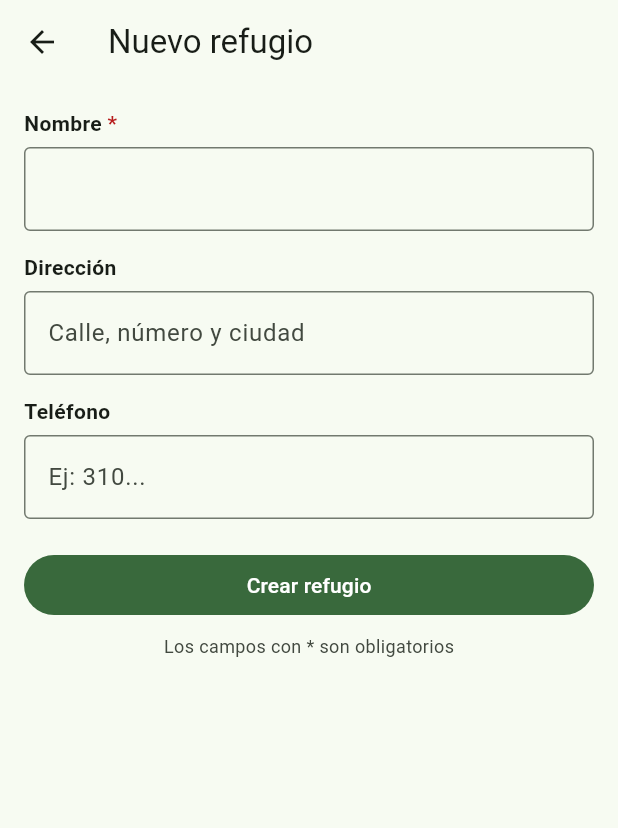
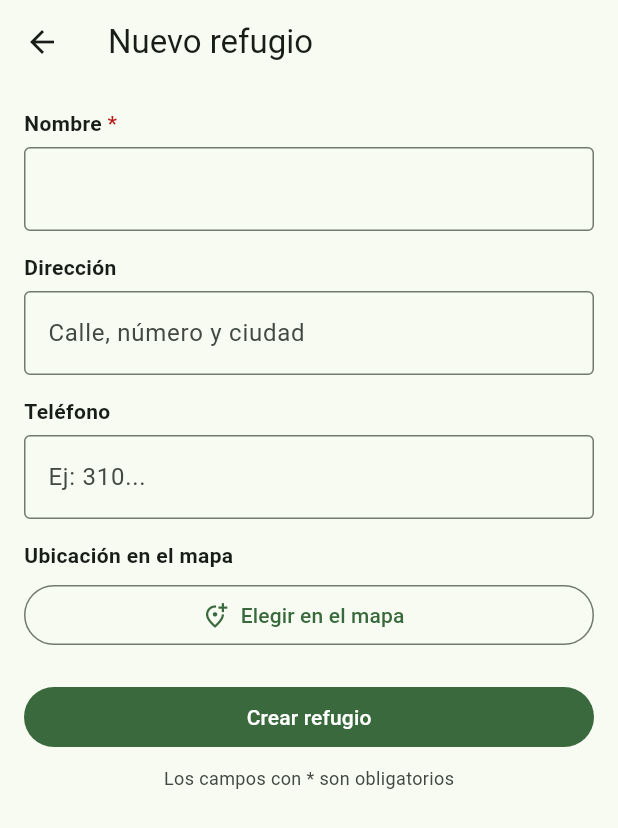
Before and after one commit to diegoandresmendoza2006/paws-shop-mobile, a Flutter app: the RefugioFormPage screen opened directly, on a phone screen of 412 x 824 dp. Shown: the top 828 px of the screen. Run offline on Flutter 3.47's test engine with Material 3 defaults, Android fonts, the phone set to English and light mode, and no system bars; our stand-ins replace flutter_bloc, flutter_map, image_picker, latlong2, shared_preferences; accounts and stored records are empty; network calls fail.

Commit message:
feat(ui): show shelter info in adoption flow and let admin pick shelter location on a map

```diff
--- a/lib/models/refugio.dart
+++ b/lib/models/refugio.dart
@@ -5,12 +5,28 @@ class Refugio {
   final String? direccion;
   final String? telefono;
 
-  const Refugio({required this.id, required this.nombre, this.direccion, this.telefono});
+  /// Punto elegido en el mapa por el administrador (puede no estar definido).
+  final double? latitud;
+  final double? longitud;
+
+  const Refugio({
+    required this.id,
+    required this.nombre,
+    this.direccion,
+    this.telefono,
+    this.latitud,
+    this.longitud,
+  });
+
+  /// true si el refugio tiene ubicación en el mapa.
+  bool get tieneUbicacion => latitud != null && longitud != null;
 
   factory Refugio.fromJson(Map<String, dynamic> json) => Refugio(
         id: json['id'] as int,
         nombre: json['nombre'] as String,
         direccion: json['direccion'] as String?,
         telefono: json['telefono'] as String?,
+        latitud: (json['latitud'] as num?)?.toDouble(),
+        longitud: (json['longitud'] as num?)?.toDouble(),
       );
 }
--- a/lib/pages/detalle_mascota_page.dart
+++ b/lib/pages/detalle_mascota_page.dart
@@ -9,6 +9,7 @@ import '../models/mascota.dart';
 import '../widgets/etiqueta_estado.dart';
 import '../widgets/fila_dato.dart';
 import '../widgets/foto_mascota.dart';
+import '../widgets/tarjeta_refugio.dart';
 import 'solicitud_page.dart';
 
 /// Detalle de una mascota. El botón "Quiero adoptar" solo lo ve un usuario y solo si está disponible.
@@ -69,6 +70,8 @@ class DetalleMascotaPage extends StatelessWidget {
                 Text((mascota.descripcion ?? '').trim().isEmpty
                     ? 'Todavía no tiene una descripción.'
                     : mascota.descripcion!),
+                const SizedBox(height: 16),
+                TarjetaRefugio(refugioId: mascota.refugioId),
                 const SizedBox(height: 24),
                 if (esUsuario && disponible)
                   FilledButton.icon(
--- a/lib/pages/refugio_form_page.dart
+++ b/lib/pages/refugio_form_page.dart
@@ -1,10 +1,12 @@
 import 'package:flutter/material.dart';
 import 'package:flutter_bloc/flutter_bloc.dart';
+import 'package:latlong2/latlong.dart';
 
 import '../bloc/formulario_bloc.dart';
 import '../bloc/formulario_event.dart';
 import '../models/refugio.dart';
 import '../utils/validadores.dart';
+import 'ubicacion_page.dart';
 import '../widgets/campo_texto.dart';
 import '../widgets/formulario_comun.dart';
 import '../utils/colores.dart';
@@ -39,6 +41,7 @@ class _FormularioState extends State<_Formulario> {
   late final TextEditingController _nombre;
   late final TextEditingController _direccion;
   late final TextEditingController _telefono;
+  LatLng? _ubicacion; // punto elegido en el mapa (null = sin ubicación)
 
   @override
   void initState() {
@@ -46,6 +49,8 @@ class _FormularioState extends State<_Formulario> {
     _nombre = TextEditingController(text: widget.refugio?.nombre ?? '');
     _direccion = TextEditingController(text: widget.refugio?.direccion ?? '');
     _telefono = TextEditingController(text: widget.refugio?.telefono ?? '');
+    final r = widget.refugio;
+    if (r != null && r.tieneUbicacion) _ubicacion = LatLng(r.latitud!, r.longitud!);
   }
 
   @override
@@ -56,6 +61,13 @@ class _FormularioState extends State<_Formulario> {
     super.dispose();
   }
 
+  Future<void> _elegirUbicacion() async {
+    final punto = await Navigator.of(context).push<LatLng>(
+      MaterialPageRoute(builder: (_) => UbicacionPage(inicial: _ubicacion)),
+    );
+    if (punto != null) setState(() => _ubicacion = punto);
+  }
+
   void _guardar() {
     if (!_clave.currentState!.validate()) return;
     context.read<FormularioBloc>().add(RefugioGuardado(
@@ -64,6 +76,8 @@ class _FormularioState extends State<_Formulario> {
             'nombre': _nombre.text.trim(),
             'direccion': vacioANulo(_direccion.text),
             'telefono': vacioANulo(_telefono.text),
+            'latitud': _ubicacion?.latitude,
+            'longitud': _ubicacion?.longitude,
           },
         ));
   }
@@ -101,6 +115,24 @@ class _FormularioState extends State<_Formulario> {
             pista: 'Ej: 310...',
             validador: (v) => (v ?? '').trim().isEmpty ? null : validarTelefono(v),
           ),
+          const SizedBox(height: 14),
+          const Text('Ubicación en el mapa', style: TextStyle(fontWeight: FontWeight.w600)),
+          const SizedBox(height: 6),
+          OutlinedButton.icon(
+            onPressed: _elegirUbicacion,
+            icon: Icon(_ubicacion == null ? Icons.add_location_alt_outlined : Icons.edit_location_alt_outlined),
+            label: Text(_ubicacion == null
+                ? 'Elegir en el mapa'
+                : 'Ubicación elegida (${_ubicacion!.latitude.toStringAsFixed(4)}, ${_ubicacion!.longitude.toStringAsFixed(4)}) · cambiar'),
+          ),
+          if (_ubicacion != null)
+            Align(
+              alignment: Alignment.centerLeft,
+              child: TextButton(
+                onPressed: () => setState(() => _ubicacion = null),
+                child: const Text('Quitar ubicación'),
+              ),
+            ),
           const SizedBox(height: 20),
           BotonGuardar(
             texto: widget.refugio == null ? 'Crear refugio' : 'Guardar cambios',
--- a/lib/pages/solicitud_page.dart
+++ b/lib/pages/solicitud_page.dart
@@ -20,6 +20,7 @@ import '../widgets/foto_mascota.dart';
 import '../widgets/mensaje_error.dart';
 import '../widgets/mostrar_aviso.dart';
 import '../widgets/pregunta_si_no.dart';
+import '../widgets/tarjeta_refugio.dart';
 import 'perfil_page.dart';
 
 /// Formulario de adopción. Empieza en "Vivienda": los datos personales ya vienen del registro
@@ -298,6 +299,8 @@ class _TusDatos extends StatelessWidget {
                 ),
               ],
             ),
+            const SizedBox(height: 12),
+            TarjetaRefugio(refugioId: mascota.refugioId),
             const Divider(height: 24),
             Text('Tus datos (los tomamos de tu perfil)',
                 style: Theme.of(context).textTheme.titleSmall),
--- a/pubspec.yaml
+++ b/pubspec.yaml
@@ -41,6 +41,8 @@ dependencies:
     sdk: flutter
   url_launcher: ^6.3.3
   shared_preferences: ^2.5.6
+  flutter_map: ^8.3.2
+  latlong2: ^0.10.1
 
 dev_dependencies:
   flutter_test:
```
Also changed, not shown: lib/pages/ubicacion_page.dart (added, +101 -0 lines), lib/widgets/tarjeta_refugio.dart (added, +125 -0 lines), pubspec.lock, 1 other file.
